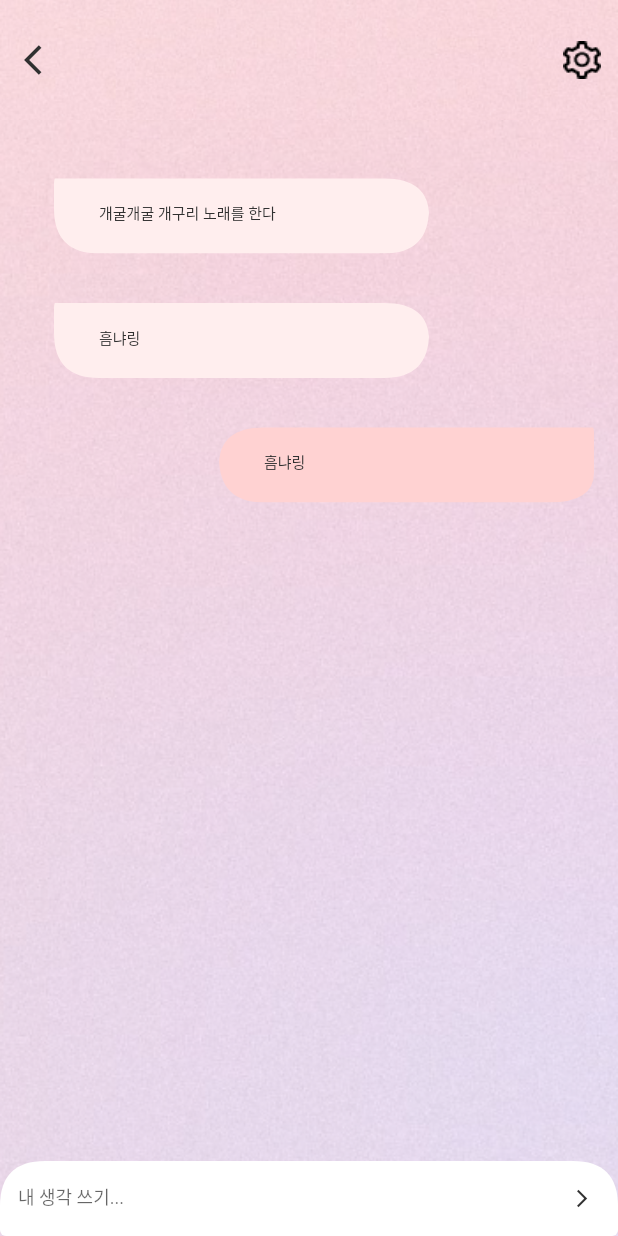
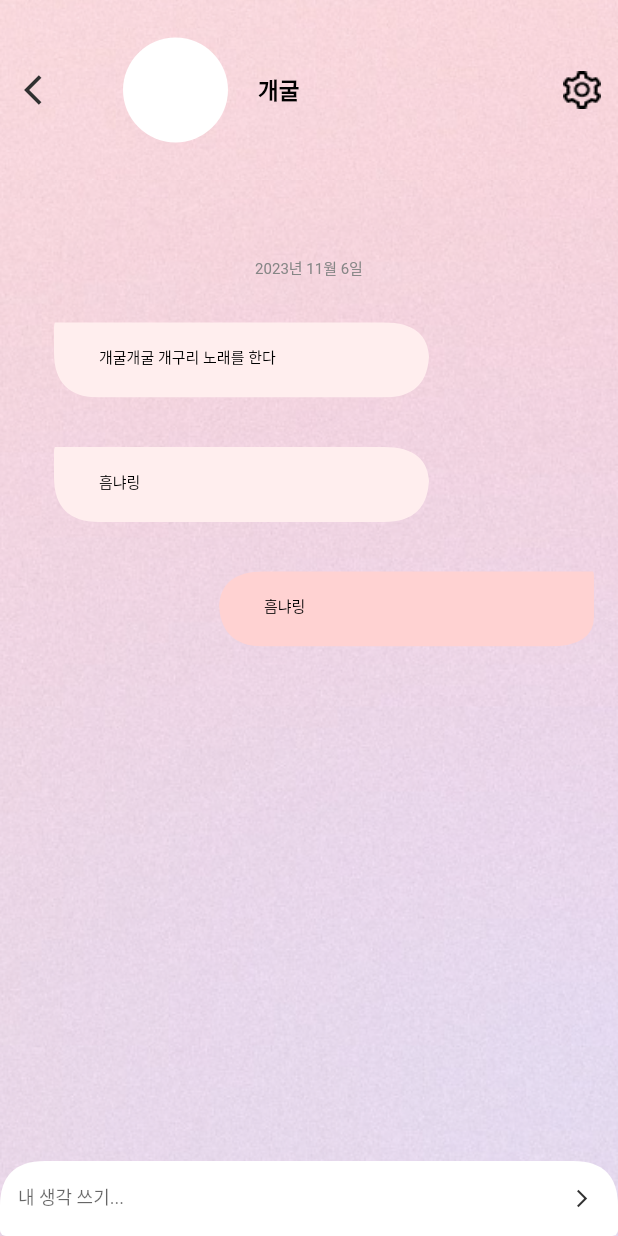
Before and after one commit to txxnrd/Blurting_front, a Flutter app: the ChattingList screen opened directly, after a tap on "개굴", on a phone screen of 412 x 824 dp. Run offline on Flutter 3.47's test engine with Material 2 defaults, Android fonts, the phone set to English and light mode, and no system bars; our stand-ins replace image_picker; Roboto replaces fonts that are missing (Pretendard).

Commit message:
feat: whisper profile

```diff
--- a/lib/chattingList.dart
+++ b/lib/chattingList.dart
@@ -134,15 +134,27 @@ class _chattingList extends State<ChattingList> {
                         title: // 채팅 리스트 하나
                             GestureDetector(
                           onTap: () {
-
                             print('profile 클릭됨');
 
                             Navigator.push(
                               context,
-                                MaterialPageRoute(
-                                    builder: (context) =>
-                                        Whisper()),
-                              );                              // 클릭한 상대방의 정보를 넘겨줌
+                              PageRouteBuilder(
+                                pageBuilder:
+                                    (context, animation, secondaryAnimation) =>
+                                        Whisper(),
+                                transitionsBuilder: (context, animation,
+                                    secondaryAnimation, child) {
+                                  const begin = Offset(0.0, 1.0);
+                                  const end = Offset.zero;
+                                  const curve = Curves.easeInOut;
+                                  var tween = Tween(begin: begin, end: end)
+                                      .chain(CurveTween(curve: curve));
+                                  var offsetAnimation = animation.drive(tween);
+                                  return SlideTransition(
+                                      position: offsetAnimation, child: child);
+                                },
+                              ),
+                            ); // 클릭한 상대방의 정보를 넘겨줌
                           },
                           child: Container(
                             margin: EdgeInsets.only(bottom: 30),
@@ -229,7 +241,10 @@ class _chattingList extends State<ChattingList> {
                                                   right: 20,
                                                 ),
                                                 child: Text(
-                                                  '개굴개굴 개구리 노래를 한다',
+                                                  '개굴개굴 개구리 노래를 한다 한 줄이 넘어가면 ...으로 처리되게 해놓았다 넘어가라',
+                                                    overflow: TextOverflow.ellipsis,
+                                                      maxLines: 1,
+
                                                   style: TextStyle(
                                                     fontFamily: "Pretendard",
                                                     fontSize: 15,
--- a/lib/mainApp.dart
+++ b/lib/mainApp.dart
@@ -32,8 +32,9 @@ class MainApp extends StatelessWidget {
           ),
           bottomNavigationBar: Container(
             height: 69,
-
             child: TabBar(
+              unselectedLabelColor: Colors.black,
+              labelColor: Colors.red,
               // 여기에 추가
               indicatorColor: Colors.black,
               tabs: [
--- a/lib/whisper.dart
+++ b/lib/whisper.dart
@@ -307,7 +307,7 @@ class _Whisper extends State<Whisper> {
 
     return Scaffold(
       appBar: AppBar(
-  toolbarHeight: 80,
+        toolbarHeight: 120,
         backgroundColor: Colors.transparent, // 배경색을 투명하게 설정합니다.
         elevation: 0, // 그림자 효과를 제거합니다.
         leading: IconButton(
@@ -319,6 +319,29 @@ class _Whisper extends State<Whisper> {
             // 뒤로가기 버튼을 눌렀을 때의 동작
             Navigator.pop(context);
           },
+        ),
+        title: Row(
+          children: [
+            Container(
+              width: 70,
+              height: 70,
+              margin: EdgeInsets.all(10),
+              decoration: BoxDecoration(
+                borderRadius: BorderRadius.circular(50),
+                color: Colors.white,
+              ),
+            ),
+            Container(
+              margin: EdgeInsets.all(10),
+              child: Text(
+                '개굴',
+                style: TextStyle(
+                    color: Colors.black,
+                    fontWeight: FontWeight.w700,
+                    fontSize: 15),
+              ),
+            )
+          ],
         ),
         actions: <Widget>[
           IconButton(
@@ -357,6 +380,17 @@ class _Whisper extends State<Whisper> {
                   child: Column(
                     children: <Widget>[
                       ListTile(
+                        title: Container(
+                          alignment: Alignment.center,
+                          child: Text(
+                            '2023년 11월 6일',
+                            style: TextStyle(
+                                fontSize: 10,
+                                color: Color.fromRGBO(134, 134, 134, 1)),
+                          ),
+                        ),
+                      ),
+                      ListTile(
                         subtitle: // 답변 내용
 
                             Container(
@@ -389,7 +423,7 @@ class _Whisper extends State<Whisper> {
                                             fontFamily: "Pretendard",
                                             fontSize: 10,
                                             color:
-                                                Color.fromRGBO(48, 48, 48, 1),
+                                                Colors.black,
                                           ),
                                         ),
                                       ),
@@ -434,7 +468,7 @@ class _Whisper extends State<Whisper> {
                                             fontFamily: "Pretendard",
                                             fontSize: 10,
                                             color:
-                                                Color.fromRGBO(48, 48, 48, 1),
+                                                Colors.black,
                                           ),
                                         ),
                                       ),
@@ -479,7 +513,7 @@ class _Whisper extends State<Whisper> {
                                             fontFamily: "Pretendard",
                                             fontSize: 10,
                                             color:
-                                                Color.fromRGBO(48, 48, 48, 1),
+                                                Colors.black,
                                           ),
                                         ),
                                       ),
```
Lines whose indentation alone changed are shown as unchanged.
